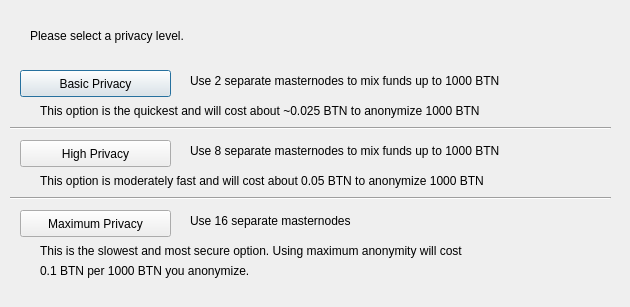
This is src/qt/forms/darksendconfig.ui in modcrypto/bitnexus as Qt 5 draws it before an edit. The edited form follows.
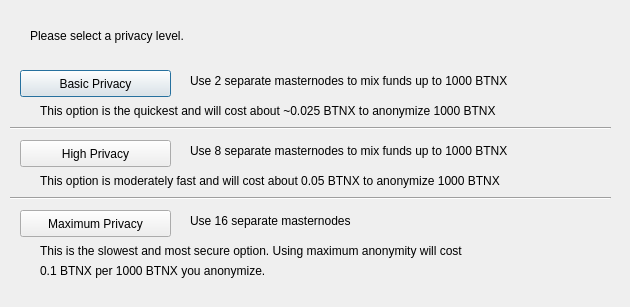
This is the edited form.

What changed in the file:
```diff
--- a/src/qt/forms/darksendconfig.ui
+++ b/src/qt/forms/darksendconfig.ui
@@ -13,9 +13,6 @@
   <property name="windowTitle">
    <string>Configure PrivateSend</string>
   </property>
-  <property name="styleSheet">
-   <string notr="true"/>
-  </property>
   <widget class="QPushButton" name="buttonBasic">
    <property name="geometry">
     <rect>
@@ -78,7 +75,7 @@
     </rect>
    </property>
    <property name="text">
-    <string>Use 2 separate masternodes to mix funds up to 1000 BTN</string>
+    <string>Use 2 separate masternodes to mix funds up to 1000 BTNX</string>
    </property>
   </widget>
   <widget class="QLabel" name="label_3">
@@ -91,7 +88,7 @@
     </rect>
    </property>
    <property name="text">
-    <string>Use 8 separate masternodes to mix funds up to 1000 BTN</string>
+    <string>Use 8 separate masternodes to mix funds up to 1000 BTNX</string>
    </property>
   </widget>
   <widget class="QLabel" name="label_4">
@@ -117,7 +114,7 @@
     </rect>
    </property>
    <property name="text">
-    <string>This option is the quickest and will cost about ~0.025 BTN to anonymize 1000 BTN</string>
+    <string>This option is the quickest and will cost about ~0.025 BTNX to anonymize 1000 BTNX</string>
    </property>
   </widget>
   <widget class="QLabel" name="label_7">
@@ -130,7 +127,7 @@
     </rect>
    </property>
    <property name="text">
-    <string>This option is moderately fast and will cost about 0.05 BTN to anonymize 1000 BTN</string>
+    <string>This option is moderately fast and will cost about 0.05 BTNX to anonymize 1000 BTNX</string>
    </property>
   </widget>
   <widget class="QLabel" name="label_8">
@@ -156,7 +153,7 @@
     </rect>
    </property>
    <property name="text">
-    <string>0.1 BTN per 1000 BTN you anonymize.</string>
+    <string>0.1 BTNX per 1000 BTNX you anonymize.</string>
    </property>
   </widget>
   <widget class="Line" name="line">
```
